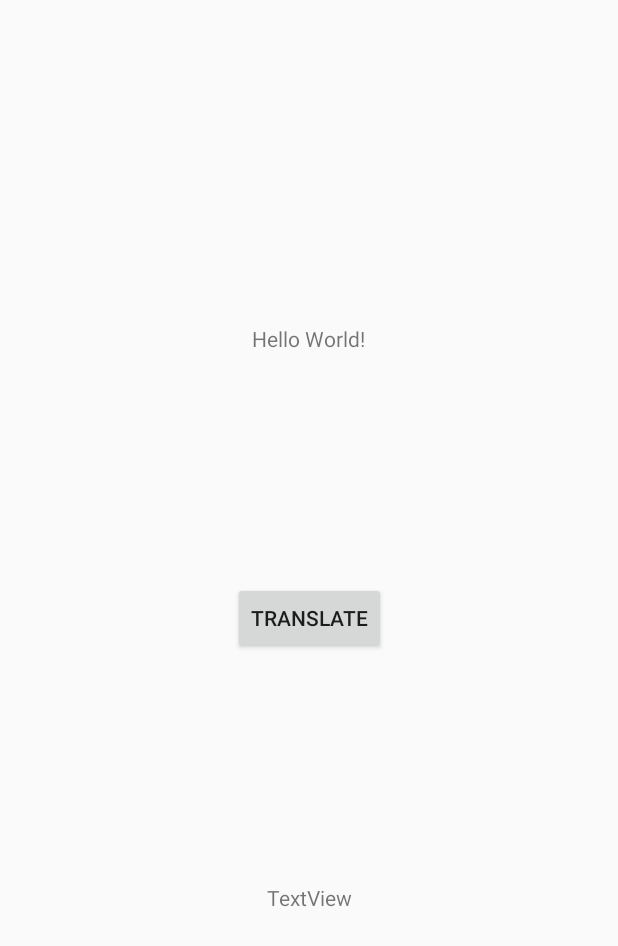
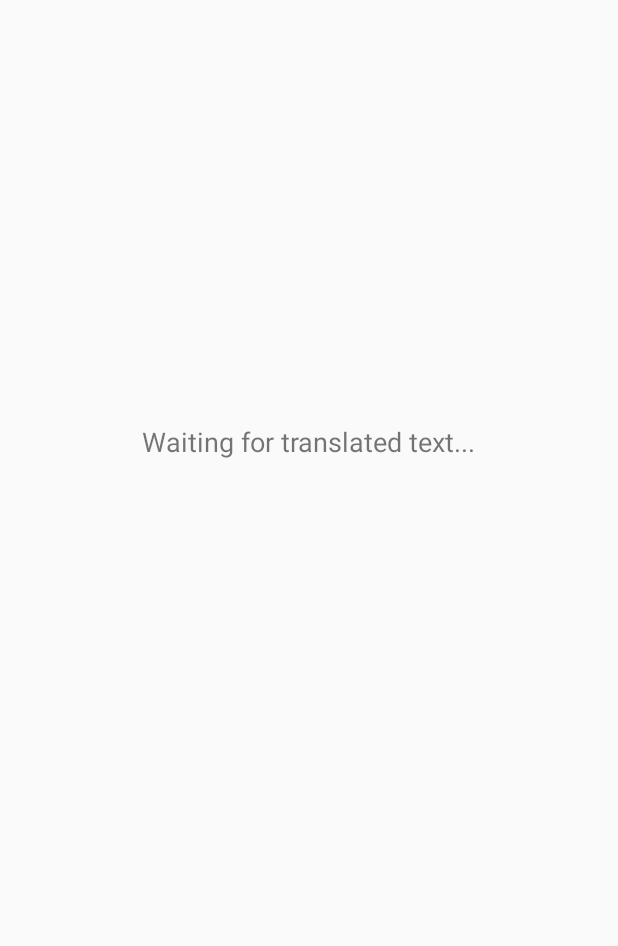
Before and after one commit to drsutherin/ceg-4410group3, an Android app: the layout activity_student_main.xml on its own in the app's theme, with its tools: preview values and no code run, on a phone screen of 412 x 824 dp. Shown: the top 946 px of the screen. Run offline under Robolectric (Android 15) with nearby library versions, the phone set to English and light mode, and no system bars.

Commit message:
Adds translation wrapper

```diff
--- a/app/src/main/java/ceg4410/wright/edu/myapplication/StudentMain.java
+++ b/app/src/main/java/ceg4410/wright/edu/myapplication/StudentMain.java
@@ -66,7 +66,7 @@ public class StudentMain extends AppCompatActivity {
         translateButton.setOnClickListener(new View.OnClickListener(){
             @Override
             public void onClick(View v){
-                translateText(lang);
+                translateText(toTranslate.toString(), lang);
             }
         });
 
@@ -79,7 +79,7 @@ public class StudentMain extends AppCompatActivity {
         return toTranslate.getText().toString();
     }
 
-    public void translateText(final String langCode){
+    public void translateText(final String toTranslate, final String langCode){
         final TextView textView = (TextView) translated;
         final Handler textViewHandler = new Handler();
 
@@ -93,7 +93,7 @@ public class StudentMain extends AppCompatActivity {
                 Translate translate = options.getService();
 
                 final Translation translation =
-                        translate.translate(getTextToTranslate(),
+                        translate.translate(toTranslate,
                                 Translate.TranslateOption.targetLanguage(langCode),
                                 Translate.TranslateOption.sourceLanguage(srcLang));
 
@@ -161,6 +161,8 @@ public class StudentMain extends AppCompatActivity {
 
                         System.out.println(text);
                         System.out.println();
+
+                        translateText(text, lang);
                     }
                 }
 
--- a/app/src/main/res/layout/activity_student_main.xml
+++ b/app/src/main/res/layout/activity_student_main.xml
@@ -8,60 +8,19 @@
 
 
     <TextView
-        android:id="@+id/selectedLang"
+        android:id="@+id/translated"
         android:layout_width="wrap_content"
         android:layout_height="wrap_content"
-        android:layout_marginBottom="8dp"
-        android:layout_marginEnd="8dp"
-        android:layout_marginStart="8dp"
-        android:layout_marginTop="92dp"
-        android:text=""
-        app:layout_constraintBottom_toTopOf="@+id/toTranslate"
+        android:layout_marginBottom="244dp"
+        android:layout_marginTop="8dp"
+        android:text="Waiting for translated text..."
+        android:textSize="18sp"
+        app:layout_constraintBottom_toBottomOf="parent"
         app:layout_constraintEnd_toEndOf="parent"
+        app:layout_constraintLeft_toLeftOf="parent"
+        app:layout_constraintRight_toRightOf="parent"
         app:layout_constraintStart_toStartOf="parent"
         app:layout_constraintTop_toTopOf="parent" />
 
-    <TextView
-        android:id="@+id/toTranslate"
-        android:layout_width="wrap_content"
-        android:layout_height="wrap_content"
-        android:layout_marginBottom="8dp"
-        android:layout_marginEnd="8dp"
-        android:layout_marginStart="8dp"
-        android:layout_marginTop="216dp"
-        android:text="Hello World!"
-        app:layout_constraintBottom_toTopOf="@+id/translated"
-        app:layout_constraintEnd_toEndOf="parent"
-        app:layout_constraintHorizontal_bias="0.498"
-        app:layout_constraintStart_toStartOf="parent"
-        app:layout_constraintTop_toTopOf="parent"
-        app:layout_constraintVertical_bias="0.0" />
-
-    <TextView
-        android:id="@+id/translated"
-        android:layout_width="wrap_content"
-        android:layout_height="wrap_content"
-        android:layout_marginBottom="216dp"
-        android:layout_marginEnd="8dp"
-        android:layout_marginStart="8dp"
-        android:text="TextView"
-        app:layout_constraintBottom_toBottomOf="parent"
-        app:layout_constraintEnd_toEndOf="parent"
-        app:layout_constraintStart_toStartOf="parent" />
-
-    <Button
-        android:id="@+id/translateButton"
-        android:layout_width="wrap_content"
-        android:layout_height="wrap_content"
-        android:layout_marginBottom="8dp"
-        android:layout_marginEnd="8dp"
-        android:layout_marginStart="8dp"
-        android:layout_marginTop="8dp"
-        android:text="translate"
-        app:layout_constraintBottom_toTopOf="@+id/translated"
-        app:layout_constraintEnd_toEndOf="parent"
-        app:layout_constraintStart_toStartOf="parent"
-        app:layout_constraintTop_toBottomOf="@+id/toTranslate" />
-
 
 </android.support.constraint.ConstraintLayout>
```
Also changed, not shown: 2 other files.
